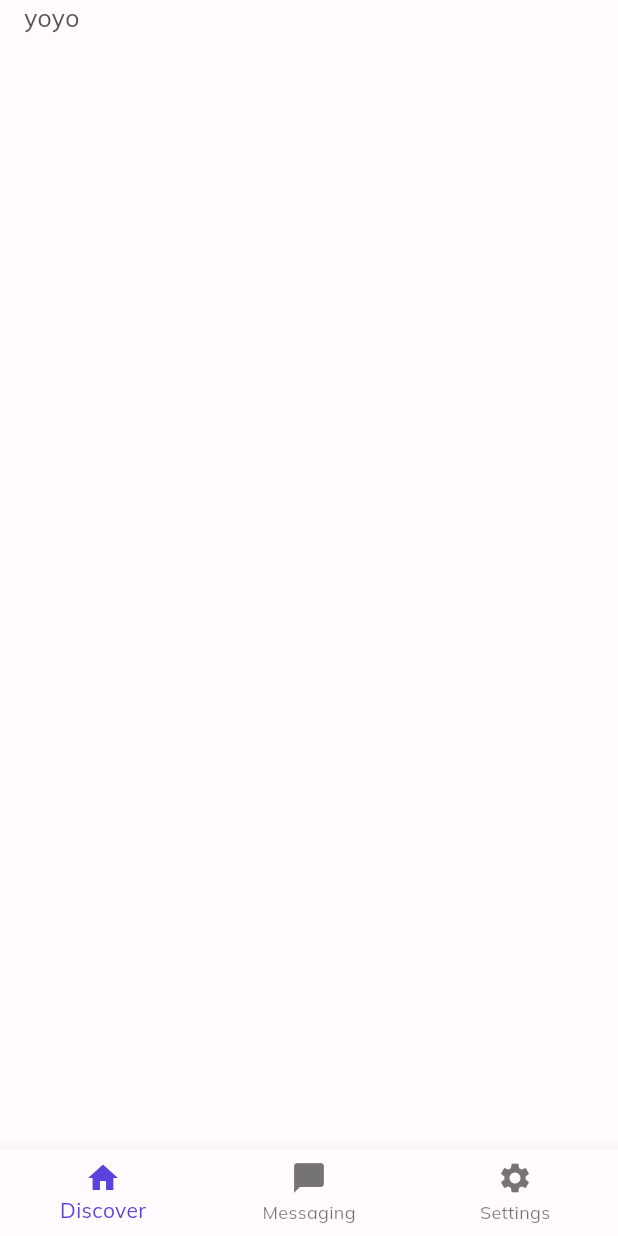
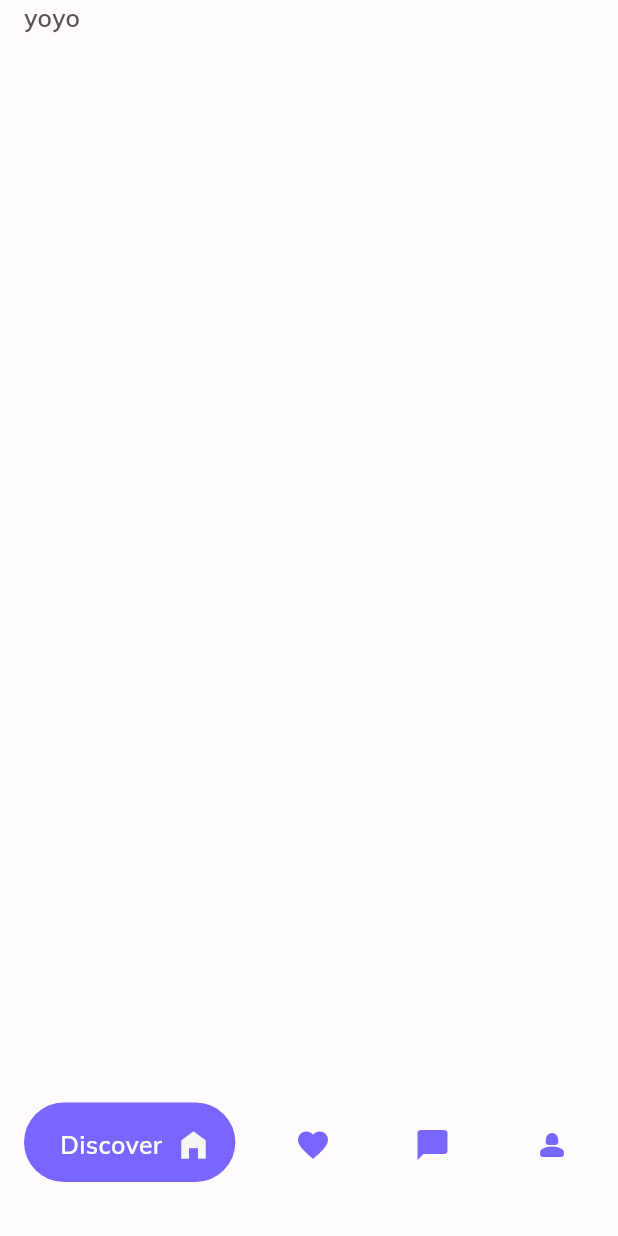
Before and after one commit to dylanperer/app-prototype, a Flutter app: the screen it shows after launch, after a tap on "Sign in", on a phone screen of 412 x 824 dp. Run offline on Flutter 3.47's test engine with Material 3 defaults, Android fonts, the phone set to English and light mode, and no system bars; drawn by our look-alikes of flutter_animate; our stand-ins replace flutter_svg, gap, get_it, go_router, image_picker, permission_handler and 2 more.

Commit message:
bottom nav

```diff
--- /dev/null
+++ b/lib/components/app_bottom_navigator.dart
@@ -0,0 +1,163 @@
+import 'package:app/components/app_safe_area.dart';
+import 'package:app/components/app_text.dart';
+import 'package:app/components/app_touchable_opacity.dart';
+import 'package:app/nav/app_router.dart';
+import 'package:app/theme/app_colors.dart';
+import 'package:app/theme/app_spacing.dart';
+import 'package:flutter/material.dart';
+import 'package:flutter_animate/flutter_animate.dart';
+import 'package:gap/gap.dart';
+import 'package:go_router/go_router.dart';
+
+enum Screen {
+  discover,
+  favorite,
+  messaging,
+  profile,
+}
+
+class AppBottomNavigator extends StatefulWidget {
+  final StatefulNavigationShell navigationShell;
+
+  const AppBottomNavigator({super.key, required this.navigationShell});
+
+  @override
+  State<AppBottomNavigator> createState() => _AppBottomNavigatorState();
+}
+
+class _AppBottomNavigatorState extends State<AppBottomNavigator> {
+  late Screen _currentScreen;
+
+  @override
+  void initState() {
+    super.initState();
+    _currentScreen = Screen.discover;
+  }
+
+  void _onTap(Screen screen) {
+    if(screen == _currentScreen) return;
+
+    setState(() {
+      _currentScreen = screen;
+    });
+
+    switch(screen){
+
+      case Screen.discover:
+        context.go(AppRouter.route(AppRoute.discover));
+        break;
+      case Screen.favorite:
+        context.go(AppRouter.route(AppRoute.matches));
+        break;
+      case Screen.messaging:
+        context.go(AppRouter.route(AppRoute.messaging));
+        break;
+      case Screen.profile:
+        context.go(AppRouter.route(AppRoute.profile));
+        break;
+    }
+  }
+
+  @override
+  Widget build(BuildContext context) {
+    return AppSafeArea(
+      bottomNavigationBar: Container(
+        color: AppColors.transparent,
+        constraints: const BoxConstraints.expand(height: 125),
+        child: Padding(
+          padding: const EdgeInsets.symmetric(horizontal: AppSpacing.space_16, vertical:AppSpacing.space_36),
+          child: Row(
+            mainAxisAlignment: MainAxisAlignment.spaceBetween,
+            children: [
+              _NavButton(
+                icon: Icons.home_filled,
+                text: 'Discover',
+                onTap: () => _onTap(Screen.discover),
+                isActive: _currentScreen == Screen.discover,
+                fitSize: 1.3,
+              ),
+              _NavButton(
+                icon: Icons.favorite,
+                text: 'Favorite',
+                onTap: () => _onTap(Screen.favorite),
+                isActive: _currentScreen == Screen.favorite,
+                fitSize: 1.4,
+              ),
+              _NavButton(
+                icon: Icons.chat_bubble,
+                text: 'Messages',
+                onTap: () => _onTap(Screen.messaging),
+                isActive: _currentScreen == Screen.messaging,
+                fitSize: 1.1,
+              ),
+              _NavButton(
+                icon: Icons.person_2_rounded,
+                text: 'Profile',
+                onTap: () => _onTap(Screen.profile),
+                isActive: _currentScreen == Screen.profile,
+                fitSize: 1.7,
+              ),
+            ],
+          ),
+        ),
+      ),
+      child: widget.navigationShell,
+    );
+  }
+}
+
+class _NavButton extends StatelessWidget {
+  final IconData icon;
+  final String text;
+  final Function onTap;
+  final bool isActive;
+  final double fitSize;
+
+  const _NavButton(
+      {super.key,
+      required this.icon,
+      required this.text,
+      required this.onTap,
+      required this.isActive,
+      required this.fitSize});
+
+  @override
+  Widget build(BuildContext context) {
+    return AppTouchableOpacity(
+        onTap: () => onTap(),
+        child: Container(
+          decoration: BoxDecoration(
+              color: isActive ? AppColors.main_500 : AppColors.transparent,
+              borderRadius:
+                  const BorderRadius.all(Radius.circular(AppSpacing.max))),
+          padding: const EdgeInsets.symmetric(
+              vertical: AppSpacing.space_16, horizontal: AppSpacing.space_16),
+          child: Row(
+            mainAxisAlignment: MainAxisAlignment.center,
+            crossAxisAlignment: CrossAxisAlignment.center,
+            children: [
+              if (isActive) const Gap(AppSpacing.space_8),
+              SizedBox(
+                child: AppText(
+                  fontWeight: FontWeight.w600,
+                  text: text,
+                  color: Colors.white,
+                  textOverflow: TextOverflow.ellipsis,
+                ),
+              ).animate(target: isActive ? 1 : 0).custom(
+                    duration: 320.ms,
+                    curve: Curves.easeInOutSine,
+                    builder: (context, value, child) {
+                      return SizedBox(
+                          width: ((value * 100)/fitSize), child: child);
+                    },
+                  ),
+              Icon(
+                icon,
+                color: isActive? AppColors.stone_100 : AppColors.main_500,
+              ),
+            ],
+          ),
+        ));
+  }
+}
--- a/lib/components/app_text.dart
+++ b/lib/components/app_text.dart
@@ -9,16 +9,18 @@ class AppText extends StatelessWidget {
   final FontWeight? fontWeight;
   final Color? color;
   final TextAlign? textAlign;
+  final TextOverflow? textOverflow;
 
-  const AppText({super.key, this.text, this.size, this.fontWeight, this.color, this.textAlign});
+  const AppText({super.key, this.text, this.size, this.fontWeight, this.color, this.textAlign, this.textOverflow});
 
   @override
   Widget build(BuildContext context) {
     return Text(text ?? '',
         textAlign: textAlign,
+        overflow: textOverflow,
         style: TextStyle(
             color: color ?? AppColors.stone_600,
             fontSize: size ?? AppSpacing.space_16_5,
-            fontWeight: fontWeight ?? FontWeight.w400));
+            fontWeight: fontWeight ?? FontWeight.w600));
   }
 }
--- a/lib/nav/app_router.dart
+++ b/lib/nav/app_router.dart
@@ -1,3 +1,5 @@
+import 'package:app/components/app_bottom_navigator.dart';
+import 'package:app/screens/app/match/matches_screen.dart';
 import 'package:app/screens/app/messaging/messaging_screen.dart';
 import 'package:app/screens/app/settings/settings_screen.dart';
 import 'package:app/screens/authentication/sign_in_screen.dart';
@@ -5,11 +7,9 @@ import 'package:app/screens/authentication/sign_up_screen.dart';
 import 'package:app/screens/onboard/onboarding_screen.dart';
 import 'package:flutter/material.dart';
 import 'package:go_router/go_router.dart';
-
-import '../screens/app/bottom_tab_menu.dart';
 import '../screens/app/discover_screen.dart';
 
-enum AppRoute { signIn, signUp, onboarding, discover, messaging, settings }
+enum AppRoute { signIn, signUp, onboarding, discover, matches, messaging, profile }
 
 class AppRouter {
   AppRouter._();
@@ -21,11 +21,12 @@ class AppRouter {
   static const String _app = '/app';
   static const String _discover = 'discover';
   static const String _messaging = 'messaging';
-  static const String _settings = 'settings';
+  static const String _profile = 'profile';
+  static const String _matches = 'matches';
 
   static final _rootNavigatorKey = GlobalKey<NavigatorState>();
-  static final _discoverKey =
-      GlobalKey<NavigatorState>(debugLabel: 'shell_discover');
+  static final _appNavKey =
+      GlobalKey<NavigatorState>(debugLabel: 'shell');
 
   static String route(AppRoute route) {
     switch (route) {
@@ -39,8 +40,10 @@ class AppRouter {
         return '$_app/$_discover';
       case AppRoute.messaging:
         return '$_app/$_messaging';
-      case AppRoute.settings:
-        return '$_app/$_settings';
+      case AppRoute.profile:
+        return '$_app/$_profile';
+      case AppRoute.matches:
+        return '$_app/$_matches';
     }
   }
 
@@ -85,15 +88,21 @@ class AppRouter {
             routes: [
               StatefulShellRoute.indexedStack(
                   builder: (context, state, navigationShell) {
-                    return BottomTabMenu(navigationShell: navigationShell);
+                    return AppBottomNavigator(navigationShell: navigationShell);
                   },
                   branches: [
-                    StatefulShellBranch(navigatorKey: _discoverKey, routes: [
+                    StatefulShellBranch(navigatorKey: _appNavKey, routes: [
                       GoRoute(
                           path: _discover,
                           pageBuilder: (context, state) {
                             return pageTransition(
                                 state.pageKey, const DiscoverScreen());
+                          }),
+                      GoRoute(
+                          path: _matches,
+                          pageBuilder: (context, state) {
+                            return pageTransition(
+                                state.pageKey, const MatchesScreen());
                           }),
                       GoRoute(
                           path: _messaging,
@@ -102,7 +111,7 @@ class AppRouter {
                                 state.pageKey, const MessagingScreen());
                           }),
                       GoRoute(
-                          path: _settings,
+                          path: _profile,
                           pageBuilder: (context, state) {
                             return pageTransition(
                                 state.pageKey, const SettingsScreen());
--- a/lib/screens/app/bottom_tab_menu.dart
+++ /dev/null
@@ -1,56 +0,0 @@
-import 'package:app/components/app_safe_area.dart';
-import 'package:app/nav/app_router.dart';
-import 'package:flutter/material.dart';
-import 'package:go_router/go_router.dart';
-
-class BottomTabMenu extends StatefulWidget {
-  final StatefulNavigationShell navigationShell;
-
-  const BottomTabMenu({super.key, required this.navigationShell});
-
-  @override
-  State<BottomTabMenu> createState() => _BottomTabMenuState();
-}
-
-enum Screens {
-  discover,
-  messaging,
-  settings,
-}
-
-class _BottomTabMenuState extends State<BottomTabMenu> {
-  int _currentScreenIndex = 0;
-
-  void _onTap(Screens screen) {
-    switch (screen) {
-      case Screens.discover:
-        context.go(AppRouter.route(AppRoute.discover));
-        break;
-      case Screens.messaging:
-        context.go(AppRouter.route(AppRoute.messaging));
-        break;
-      case Screens.settings:
-        context.go(AppRouter.route(AppRoute.settings));
-        break;
-    }
-
-    setState(() {
-      _currentScreenIndex = screen.index;
-    });
-  }
-
-  @override
-  Widget build(BuildContext context) {
-    return AppSafeArea(
-        bottomNavigationBar: BottomNavigationBar(
-          currentIndex: _currentScreenIndex,
-          onTap: (value) => _onTap(Screens.values[value]),
-          items: const [
-            BottomNavigationBarItem(label: 'Discover', icon: Icon(Icons.home)),
-            BottomNavigationBarItem(label: 'Messaging', icon: Icon(Icons.chat_bubble)),
-            BottomNavigationBarItem(label: 'Settings', icon: Icon(Icons.settings)),
-          ],
-        ),
-        child: widget.navigationShell);
-  }
-}
--- /dev/null
+++ b/lib/screens/app/match/matches_screen.dart
@@ -0,0 +1,16 @@
+import 'package:app/components/app_text.dart';
+import 'package:flutter/material.dart';
+
+class MatchesScreen extends StatefulWidget {
+  const MatchesScreen({super.key});
+
+  @override
+  State<MatchesScreen> createState() => _MatchesScreenState();
+}
+
+class _MatchesScreenState extends State<MatchesScreen> {
+  @override
+  Widget build(BuildContext context) {
+    return const Placeholder(child: AppText(text: 'matches',),);
+  }
+}
--- a/misc.txt
+++ b/misc.txt
@@ -1 +1,2 @@
 export PATH="$PATH:/Volumes/macUtils/Flutter/flutter/bin"
+flutter run -d 9b07b4b23cdd047a9f51fb60a539765ecea7ac5b --release
--- a/pubspec.yaml
+++ b/pubspec.yaml
@@ -51,6 +51,7 @@ dependencies:
   jovial_svg: ^1.1.20
   image_picker: ^1.0.7
   permission_handler: ^11.1.0
+  google_nav_bar: ^5.0.6
 
 dev_dependencies:
   flutter_test:
```
Also changed, not shown: pubspec.lock, 4 other files.
